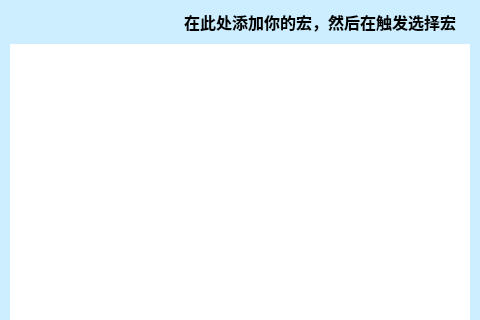
Before: the Qt Designer form .ui/MacroUi.ui in ChiyukiGana/Quickinput, drawn with Qt 5; both pictures show x 0 to 480 and y 0 to 320 of the 640 by 440 pixel window.
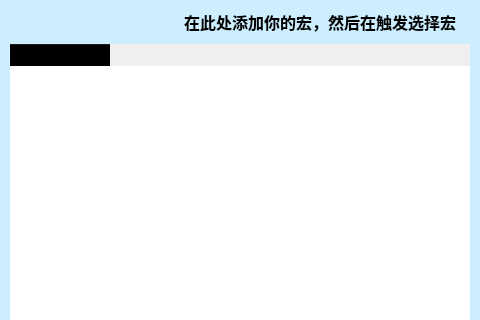
After: the same form once the commit is applied. Icons and pictures are not drawn.

Diff of the .ui file:
```diff
--- a/.ui/MacroUi.ui
+++ b/.ui/MacroUi.ui
@@ -53,7 +53,7 @@
    <item>
     <widget class="QWidget" name="clientWidget" native="true">
      <property name="styleSheet">
-      <string notr="true">*{color:black;border:none;outline:none;font-size:12px;font-family:&quot;Microsoft YaHei&quot;}QMainWindow,QDialog{border:1px solid gray}#titleWidget{background-color:white}#titleWidget *{font-size:14px}#titleWidget QPushButton,#titleWidget QCheckBox::indicator{background-color:#CCC;width:20px;height:20px;border-radius:10px}#titleWidget QCheckBox::indicator:checked{image:url(:/checked.png)}#clientWidget{background-color:#CEF}QMenu,#clientWidget QLineEdit,#clientWidget QTextEdit,#clientWidget QKeyEdit,#clientWidget QCheckBox::indicator,#clientWidget QRadioButton::indicator,#clientWidget QHeaderView,#clientWidget QHeaderView::section,#clientWidget QTableWidget,#clientWidget QTableWidget QTableCornerButton::section,#clientWidget QComboBox,#clientWidget QComboBox QAbstractItemView{background-color:white;color:black}#clientWidget QPushButton,#clientWidget QTabBar::tab,#clientWidget QTabBar::tab:first,#clientWidget QTabBar::tab:last{background-color:#ADE;color:black}#clientWidget QCheckBox::indicator,#clientWidget QRadioButton::indicator{width:20px;height:20px}#clientWidget QComboBox{padding-left:3px}QMenu::item:selected,#clientWidget QPushButton:hover,#clientWidget QCheckBox::indicator:hover,#clientWidget QRadioButton::indicator:hover,#clientWidget QTableWidget::item:hover,#clientWidget QTabBar::tab:hover,#clientWidget QTabBar::tab:first:hover,#clientWidget QTabBar::tab:last:hover{background-color:#BEF;color:black}#clientWidget QTableWidget::item:selected{background-color:#CEF;color:black}#clientWidget QTabBar::tab:selected,#clientWidget QTabBar::tab:first:selected,#clientWidget QTabBar::tab:last:selected{background-color:#CEF;color:black}#clientWidget QCheckBox::indicator:checked,#clientWidget QRadioButton::indicator:checked{image:url(:/checked.png)}#clientWidget QPushButton:disabled,#clientWidget QCheckBox:disabled,#clientWidget QRadioButton:disabled{color:gray}#clientWidget #bnWndActive,#clientWidget #bnPos,#clientWidget #bnColorRect,#clientWidget #bnImageRect,#clientWidget #bnImageShot{background-color:white}</string>
+      <string notr="true">*{color:black;border:none;outline:none;font-size:12px;font-family:&quot;Microsoft YaHei&quot;}QMainWindow,QDialog{border:1px solid gray}#titleWidget{background-color:white}#titleWidget *{font-size:14px}#titleWidget QPushButton,#titleWidget QCheckBox::indicator{background-color:#CCC;width:20px;height:20px;border-radius:10px}#titleWidget QCheckBox::indicator:checked{image:url(:/checked.png)}#clientWidget{background-color:#CEF}QMenu,QToolTip,#clientWidget QLineEdit,#clientWidget QTextEdit,#clientWidget QKeyEdit,#clientWidget QCheckBox::indicator,#clientWidget QRadioButton::indicator,#clientWidget QHeaderView,#clientWidget QHeaderView::section,#clientWidget QTableWidget,#clientWidget QTableWidget QTableCornerButton::section,#clientWidget QComboBox,#clientWidget QComboBox QAbstractItemView{background-color:white;color:black}#clientWidget QPushButton,#clientWidget QTabBar::tab,#clientWidget QTabBar::tab:first,#clientWidget QTabBar::tab:last{background-color:#ADE;color:black}#clientWidget QCheckBox::indicator,#clientWidget QRadioButton::indicator{width:20px;height:20px}#clientWidget QComboBox{padding-left:3px}QMenu::item:selected,#clientWidget QPushButton:hover,#clientWidget QCheckBox::indicator:hover,#clientWidget QRadioButton::indicator:hover,#clientWidget QTableWidget::item:hover,#clientWidget QTabBar::tab:hover,#clientWidget QTabBar::tab:first:hover,#clientWidget QTabBar::tab:last:hover{background-color:#BEF;color:black}#clientWidget QTableWidget::item:selected{background-color:#CEF;color:black}#clientWidget QTabBar::tab:selected,#clientWidget QTabBar::tab:first:selected,#clientWidget QTabBar::tab:last:selected{background-color:#CEF;color:black}#clientWidget QCheckBox::indicator:checked,#clientWidget QRadioButton::indicator:checked{image:url(:/checked.png)}#clientWidget QPushButton:disabled,#clientWidget QCheckBox:disabled,#clientWidget QRadioButton:disabled{color:gray}#clientWidget #bnWndSelect,#clientWidget #bnPos,#clientWidget #bnColorRect,#clientWidget #bnImageRect,#clientWidget #bnImageShot{background-color:white}</string>
      </property>
      <layout class="QVBoxLayout" name="verticalLayout">
       <property name="spacing">
@@ -152,6 +152,11 @@
           <property name="showGrid">
            <bool>false</bool>
           </property>
+          <column>
+           <property name="text">
+            <string>宏</string>
+           </property>
+          </column>
          </widget>
         </item>
         <item>
```
